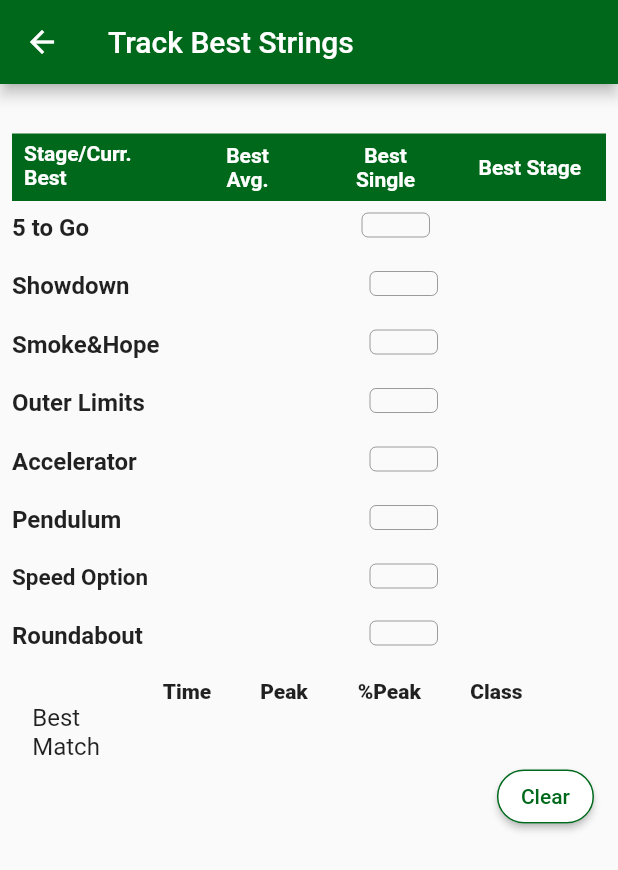
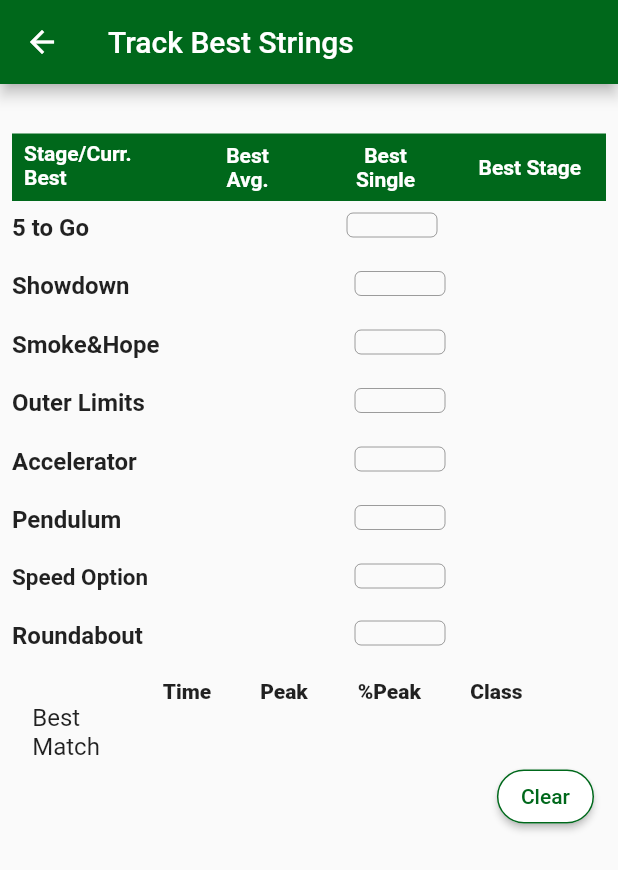
Before and after one commit to smokeyroader/steel_challenge_match_tracker, a Flutter app: the BestStrings screen opened directly with empty values, on a phone screen of 412 x 824 dp. Shown: the top 870 px of the screen. Run offline on Flutter 3.47's test engine with Material 2 defaults, Android fonts, the phone set to English and light mode, and no system bars; our stand-ins replace rflutter_alert, shared_preferences, sqflite; accounts and stored records are empty.

Commit message:
Minor code edits.

```diff
--- a/lib/best_strings.dart
+++ b/lib/best_strings.dart
@@ -375,7 +375,7 @@ class _BestStringsState extends State<BestStrings> {
                       Padding(
                         padding: const EdgeInsets.only(right: 8.0),
                         child: SizedBox(
-                          width: 45.0,
+                          width: 60.0,
                           height: 20.0,
                           child: TodayTime(
                               Colors.black, _controller5STR, _focus5STR),
@@ -436,7 +436,7 @@ class _BestStringsState extends State<BestStrings> {
                         )),
                       ),
                       SizedBox(
-                        width: 45.0,
+                        width: 60.0,
                         height: 20.0,
                         child: TodayTime(
                             Colors.black, _controllerShowSTR, _focusShowSTR),
@@ -496,7 +496,7 @@ class _BestStringsState extends State<BestStrings> {
                         )),
                       ),
                       SizedBox(
-                        width: 45.0,
+                        width: 60.0,
                         height: 20.0,
                         child: TodayTime(
                             Colors.black, _controllerSHSTR, _focusSHSTR),
@@ -557,7 +557,7 @@ class _BestStringsState extends State<BestStrings> {
                         )),
                       ),
                       SizedBox(
-                        width: 45.0,
+                        width: 60.0,
                         height: 20.0,
                         child: TodayTime(
                             Colors.black, _controllerOLSTR, _focusOLSTR),
@@ -617,7 +617,7 @@ class _BestStringsState extends State<BestStrings> {
                         )),
                       ),
                       SizedBox(
-                        width: 45.0,
+                        width: 60.0,
                         height: 20.0,
                         child: TodayTime(
                             Colors.black, _controllerAccSTR, _focusAccSTR),
@@ -678,7 +678,7 @@ class _BestStringsState extends State<BestStrings> {
                         )),
                       ),
                       SizedBox(
-                        width: 45.0,
+                        width: 60.0,
                         height: 20.0,
                         child: TodayTime(
                             Colors.black, _controllerPendSTR, _focusPendSTR),
@@ -738,7 +738,7 @@ class _BestStringsState extends State<BestStrings> {
                         )),
                       ),
                       SizedBox(
-                        width: 45.0,
+                        width: 60.0,
                         height: 20.0,
                         child: TodayTime(
                             Colors.black, _controllerSpeedSTR, _focusSpeedSTR),
@@ -798,7 +798,7 @@ class _BestStringsState extends State<BestStrings> {
                         )),
                       ),
                       SizedBox(
-                        width: 45.0,
+                        width: 60.0,
                         height: 20.0,
                         child: TodayTime(
                             Colors.black, _controllerRoundSTR, _focusRoundSTR),
```
